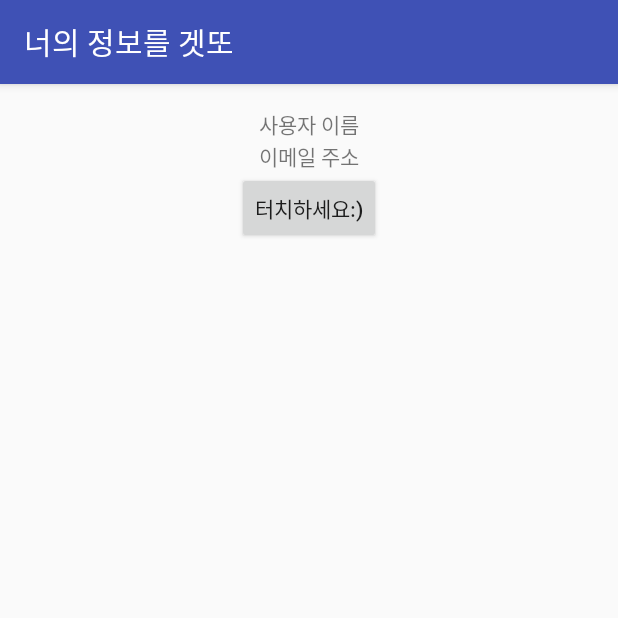
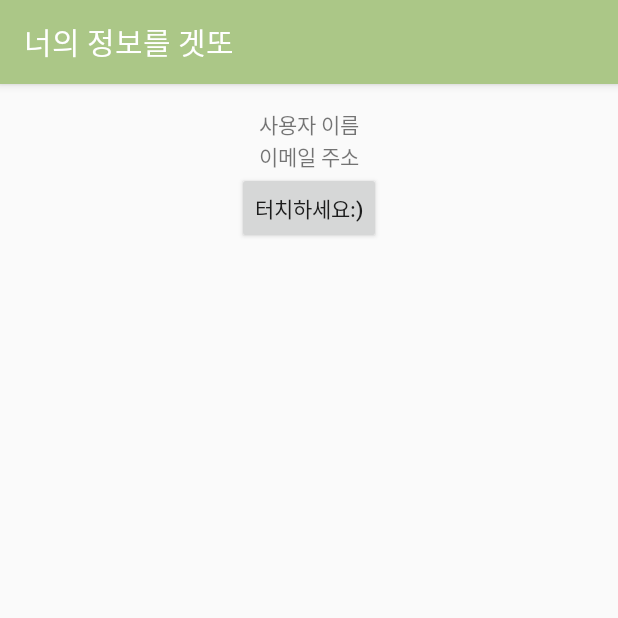
Before and after one commit to akgksqls6521/UserInformation, an Android app: the screen it shows after launch (MainActivity), on a phone screen of 412 x 824 dp, the top half of it. Run offline under Robolectric (Android 15) with nearby library versions, the phone set to English and light mode, and no system bars.

```diff
--- a/app/src/main/res/values/colors.xml
+++ b/app/src/main/res/values/colors.xml
@@ -1,6 +1,6 @@
 <?xml version="1.0" encoding="utf-8"?>
 <resources>
-    <color name="colorPrimary">#3F51B5</color>
-    <color name="colorPrimaryDark">#303F9F</color>
-    <color name="colorAccent">#FF4081</color>
+    <color name="colorPrimary">#abc787</color>
+    <color name="colorPrimaryDark">#98cf82</color>
+    <color name="colorAccent">#6c896c</color>
 </resources>
```
Also changed, not shown: app/src/main/res/layout/dialog.xml (added, +23 -0 lines).
